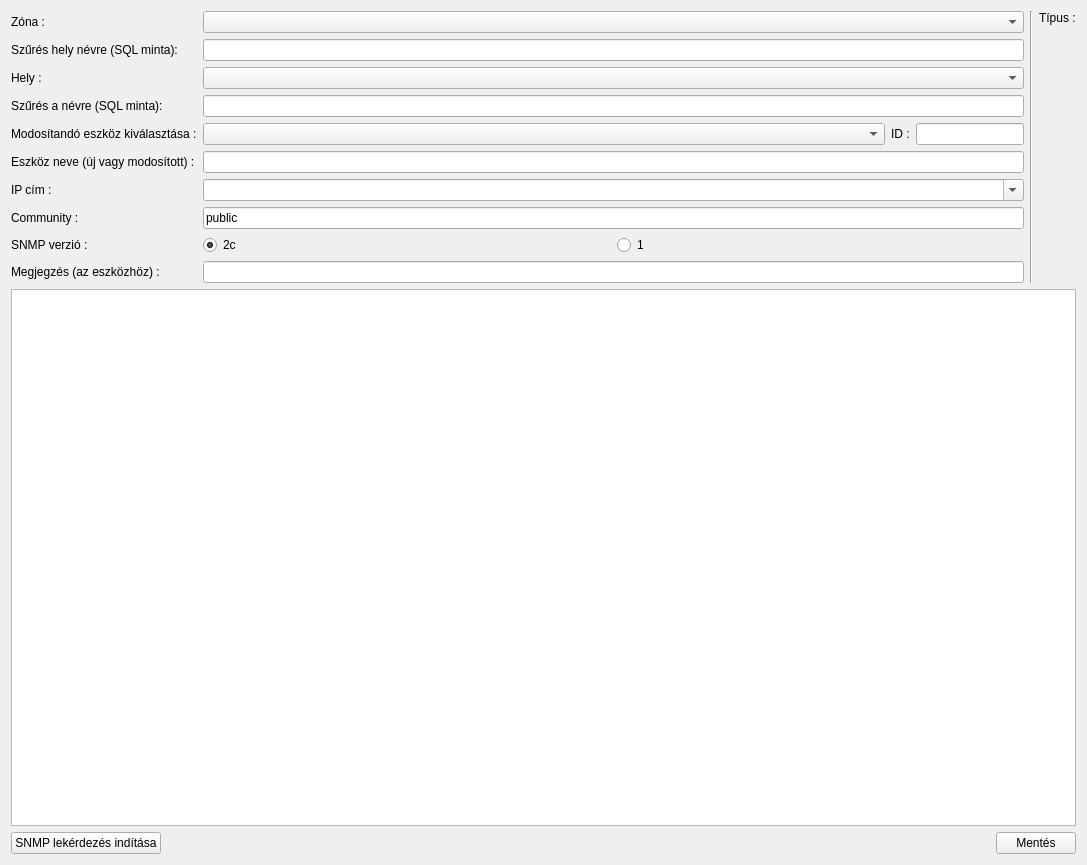
The window that lv2g/snmpdevquery.ui (csikfer/lanview2) describes before a commit, drawn with Qt 5.
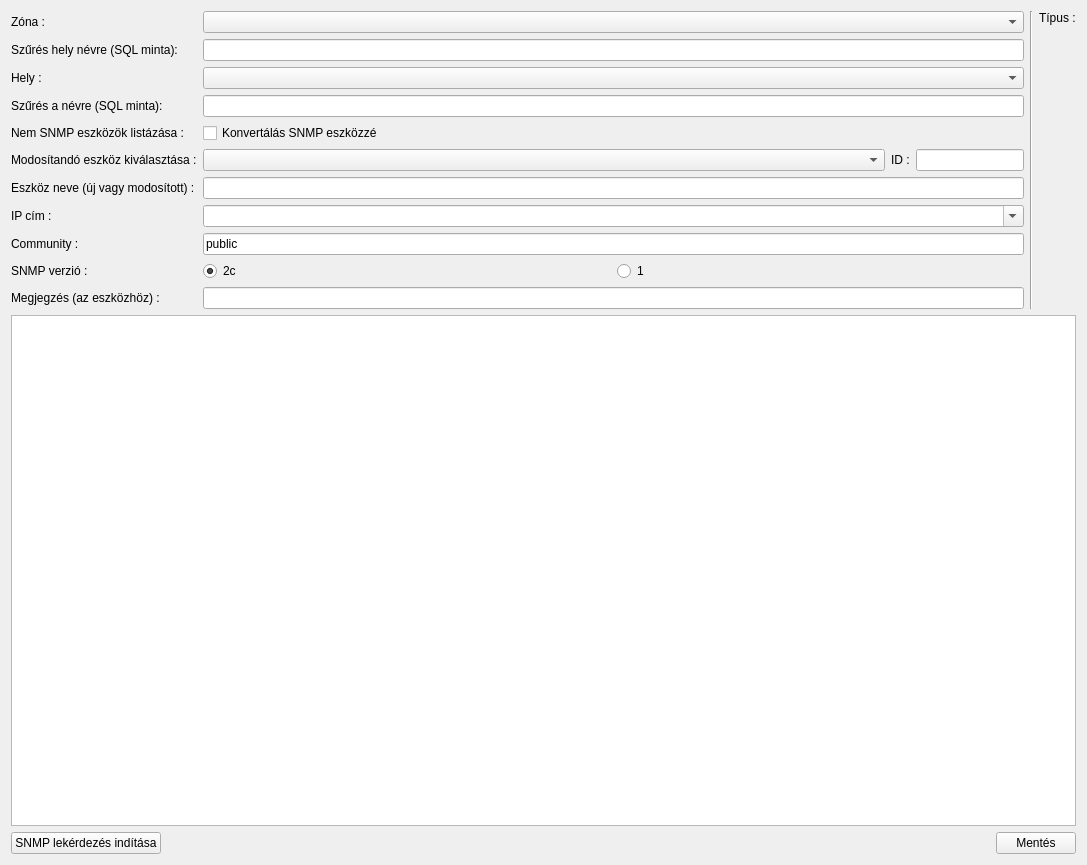
The same window after the commit.

```diff
--- a/lv2g/snmpdevquery.ui
+++ b/lv2g/snmpdevquery.ui
@@ -58,55 +58,55 @@
        <item row="3" column="1">
         <widget class="QLineEdit" name="lineEditPatName"/>
        </item>
-       <item row="4" column="0">
+       <item row="5" column="0">
         <widget class="QLabel" name="labelNode">
          <property name="text">
           <string>Modosítandó eszköz kiválasztása :</string>
          </property>
         </widget>
        </item>
-       <item row="5" column="0">
+       <item row="6" column="0">
         <widget class="QLabel" name="labelName">
          <property name="text">
           <string>Eszköz neve (új vagy modosított) :</string>
          </property>
         </widget>
        </item>
-       <item row="5" column="1">
+       <item row="6" column="1">
         <widget class="QLineEdit" name="lineEditName"/>
        </item>
-       <item row="6" column="0">
+       <item row="7" column="0">
         <widget class="QLabel" name="labelIP">
          <property name="text">
           <string>IP cím :</string>
          </property>
         </widget>
        </item>
-       <item row="7" column="0">
+       <item row="8" column="0">
         <widget class="QLabel" name="labelCom">
          <property name="text">
           <string>Community :</string>
          </property>
         </widget>
        </item>
-       <item row="7" column="1">
+       <item row="8" column="1">
         <widget class="QLineEdit" name="lineEditCom">
          <property name="text">
           <string>public</string>
          </property>
         </widget>
        </item>
-       <item row="9" column="0">
+       <item row="10" column="0">
         <widget class="QLabel" name="labelNote">
          <property name="text">
           <string>Megjegzés (az eszközhöz) :</string>
          </property>
         </widget>
        </item>
-       <item row="9" column="1">
+       <item row="10" column="1">
         <widget class="QLineEdit" name="lineEditNote"/>
        </item>
-       <item row="8" column="0">
+       <item row="9" column="0">
         <widget class="QLabel" name="labelSnmpV">
          <property name="sizePolicy">
           <sizepolicy hsizetype="Preferred" vsizetype="MinimumExpanding">
@@ -119,7 +119,7 @@
          </property>
         </widget>
        </item>
-       <item row="8" column="1">
+       <item row="9" column="1">
         <layout class="QHBoxLayout" name="horizontalLayout_3">
          <item>
           <widget class="QRadioButton" name="radioButtonSnmpV2c">
@@ -140,7 +140,7 @@
          </item>
         </layout>
        </item>
-       <item row="4" column="1">
+       <item row="5" column="1">
         <layout class="QHBoxLayout" name="horizontalLayout_4" stretch="1,0,0">
          <item>
           <widget class="QComboBox" name="comboBoxNode"/>
@@ -170,13 +170,27 @@
          </item>
         </layout>
        </item>
-       <item row="6" column="1">
+       <item row="7" column="1">
         <widget class="QComboBox" name="comboBoxIp">
          <property name="editable">
           <bool>true</bool>
          </property>
         </widget>
        </item>
+       <item row="4" column="1">
+        <widget class="QCheckBox" name="checkBoxToSnmp">
+         <property name="text">
+          <string>Konvertálás SNMP eszközzé</string>
+         </property>
+        </widget>
+       </item>
+       <item row="4" column="0">
+        <widget class="QLabel" name="labelToSnmp">
+         <property name="text">
+          <string>Nem SNMP eszközök listázása :</string>
+         </property>
+        </widget>
+       </item>
       </layout>
      </item>
      <item>
```
